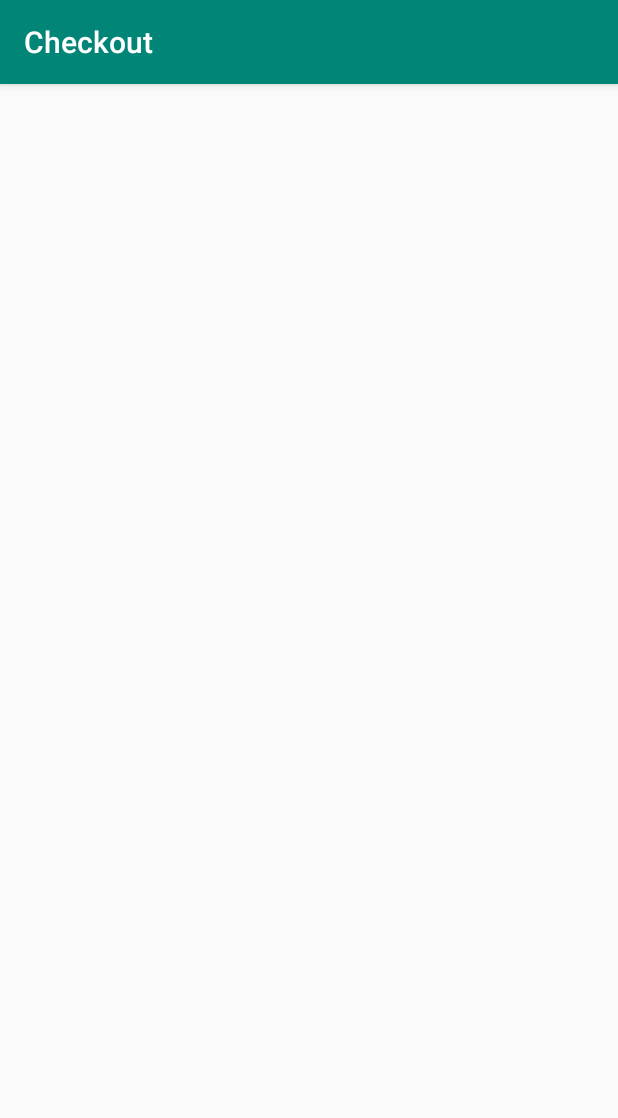
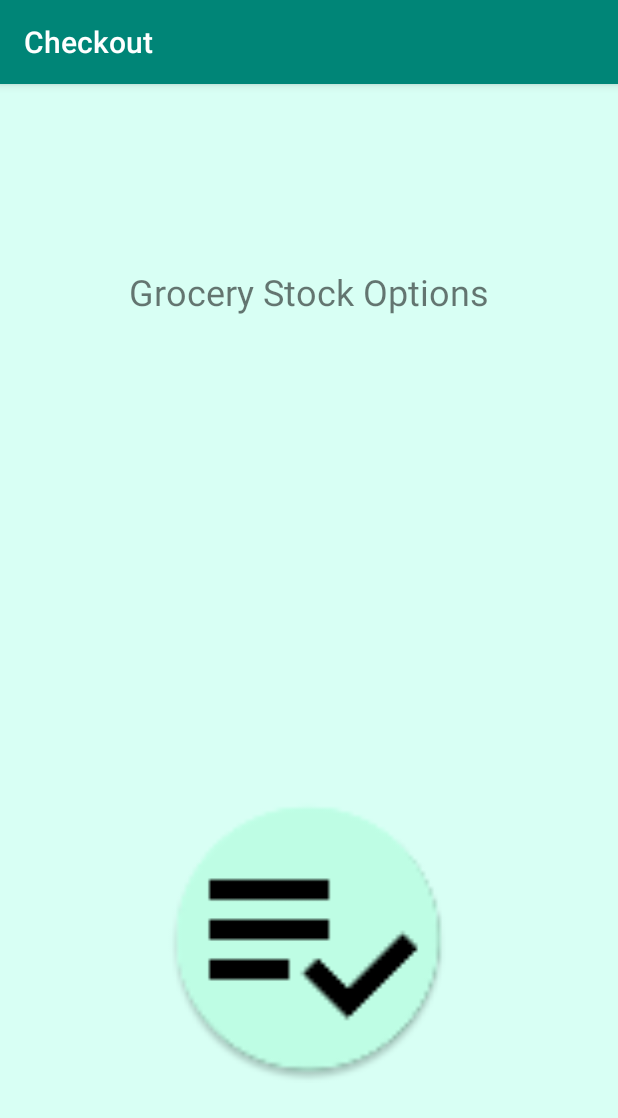
Before and after one commit to blnm/Checkout, an Android app: the Stock screen opened directly, with no data from a screen before it, on a phone screen of 412 x 824 dp. Shown: the top 1118 px of the screen. Run offline under Robolectric (Android 15) with nearby library versions, the phone set to English and light mode, and no system bars.

Commit message:
All buttons up and classes without functionality.

```diff
--- a/app/src/main/java/com/example/checkout/Missing.java
+++ b/app/src/main/java/com/example/checkout/Missing.java
@@ -1,7 +1,9 @@
 package com.example.checkout;
 
+import android.content.Intent;
 import android.support.v7.app.AppCompatActivity;
 import android.os.Bundle;
+import android.view.View;
 
 public class Missing extends AppCompatActivity {
 
@@ -10,4 +12,8 @@ public class Missing extends AppCompatActivity {
         super.onCreate(savedInstanceState);
         setContentView(R.layout.activity_missing);
     }
+    public void barcode(View view){
+        Intent startNewIntent = new Intent(this, MainActivity.class);
+        startActivity(startNewIntent);
+    }
 }
--- a/app/src/main/java/com/example/checkout/Stock.java
+++ b/app/src/main/java/com/example/checkout/Stock.java
@@ -1,7 +1,9 @@
 package com.example.checkout;
 
+import android.content.Intent;
 import android.support.v7.app.AppCompatActivity;
 import android.os.Bundle;
+import android.view.View;
 
 public class Stock extends AppCompatActivity {
 
@@ -10,4 +12,8 @@ public class Stock extends AppCompatActivity {
         super.onCreate(savedInstanceState);
         setContentView(R.layout.activity_stock);
     }
+        public void barcode(View view){
+            Intent startNewIntent = new Intent(this, MainActivity.class);
+            startActivity(startNewIntent);
+        }
 }
--- a/app/src/main/res/layout/activity_stock.xml
+++ b/app/src/main/res/layout/activity_stock.xml
@@ -4,6 +4,75 @@
     xmlns:tools="http://schemas.android.com/tools"
     android:layout_width="match_parent"
     android:layout_height="match_parent"
+    android:background="@color/HomeScreen_background"
     tools:context=".Stock">
 
+
+    <TextView
+        android:id="@+id/textView"
+        android:layout_width="wrap_content"
+        android:layout_height="wrap_content"
+        android:layout_marginStart="8dp"
+        android:layout_marginLeft="8dp"
+        android:layout_marginTop="8dp"
+        android:layout_marginEnd="8dp"
+        android:layout_marginRight="8dp"
+        android:layout_marginBottom="500dp"
+        android:text="@string/stock"
+        android:textSize="24sp"
+        app:layout_constraintBottom_toBottomOf="parent"
+        app:layout_constraintEnd_toEndOf="parent"
+        app:layout_constraintStart_toStartOf="parent"
+        app:layout_constraintTop_toTopOf="parent" />
+
+    <Button
+        android:id="@+id/button1"
+        android:layout_width="300dp"
+        android:layout_height="100dp"
+        android:layout_marginStart="8dp"
+        android:layout_marginLeft="8dp"
+        android:layout_marginTop="150dp"
+        android:layout_marginEnd="8dp"
+        android:layout_marginRight="8dp"
+        android:layout_marginBottom="550dp"
+        android:text="@string/scan"
+        android:onClick="barcode"
+        app:layout_constraintBottom_toBottomOf="parent"
+        app:layout_constraintEnd_toEndOf="parent"
+        app:layout_constraintStart_toStartOf="parent"
+        app:layout_constraintTop_toBottomOf="@+id/textView" />
+
+    <Button
+        android:id="@+id/button2"
+        android:layout_width="300dp"
+        android:layout_height="100dp"
+        android:layout_marginStart="8dp"
+        android:layout_marginLeft="8dp"
+        android:layout_marginTop="400dp"
+        android:layout_marginEnd="8dp"
+        android:layout_marginRight="8dp"
+        android:layout_marginBottom="550dp"
+        android:text="@string/fridge"
+        android:onClick="barcode"
+        app:layout_constraintBottom_toBottomOf="parent"
+        app:layout_constraintEnd_toEndOf="parent"
+        app:layout_constraintStart_toStartOf="parent"
+        app:layout_constraintTop_toBottomOf="@+id/textView" />
+
+    <ImageView
+        android:id="@+id/imageView"
+        android:layout_width="208dp"
+        android:layout_height="191dp"
+        android:layout_marginStart="8dp"
+        android:layout_marginLeft="8dp"
+        android:layout_marginTop="380dp"
+        android:layout_marginEnd="8dp"
+        android:layout_marginRight="8dp"
+        android:layout_marginBottom="8dp"
+        app:layout_constraintBottom_toBottomOf="parent"
+        app:layout_constraintEnd_toEndOf="parent"
+        app:layout_constraintStart_toStartOf="parent"
+        app:layout_constraintTop_toTopOf="parent"
+        app:srcCompat="@mipmap/ic_launcher" />
+
 </android.support.constraint.ConstraintLayout>
--- a/app/src/main/res/values/strings.xml
+++ b/app/src/main/res/values/strings.xml
@@ -3,8 +3,16 @@
     <string name="welcome">Welcome to Checkout!</string>
     <string name="welcome2">What would you like to do?</string>
     <string name="button">Scan a barcode?</string>
-    <string name="button1">Check Current Grocery Stock</string>
-    <string name="button2">What am I missing?</string>
+    <string name="button1">"Current Grocery Stock"</string>
+    <string name="button2">"Grocery List"</string>
+    <string name="stock">"Grocery Stock Options"</string>
+    <string name="fridge">"What's in my fridge?"</string>
+    <string name="add">"Scan an item into my list"</string>
+    <string name="list">"Give me my current grocery list"</string>
+    <string name="scan">"Scan an item"</string>
+    <string name="print">"Print my list on my phone"</string>
+    <string name="msg">"Send my list via SMS"</string>
+    <string name="grocery">"Grocery List Options"</string>
 
 
 </resources>
```
Also changed, not shown: app/src/main/res/layout/activity_homescreen.xml (+19 -20 lines), app/src/main/res/layout/activity_missing.xml (+68 -0 lines).
